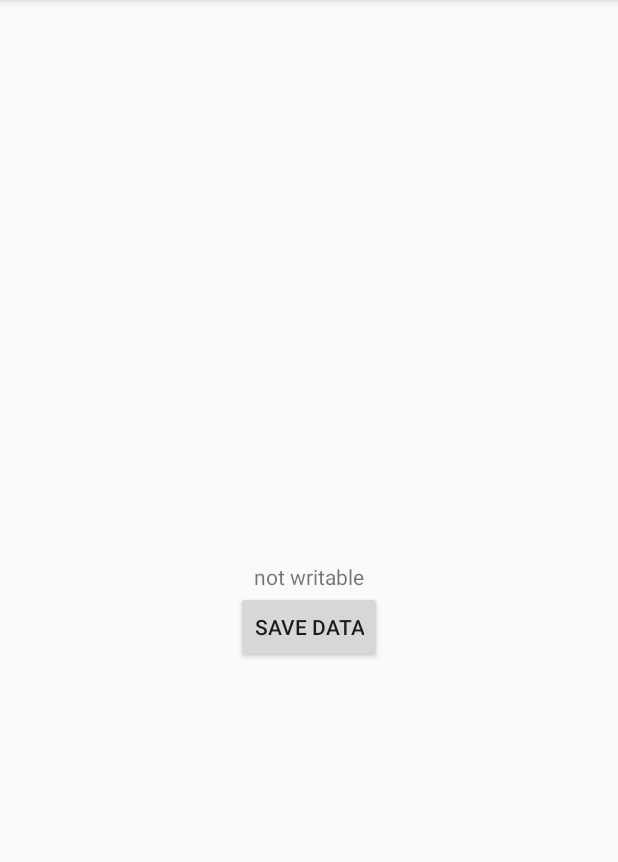
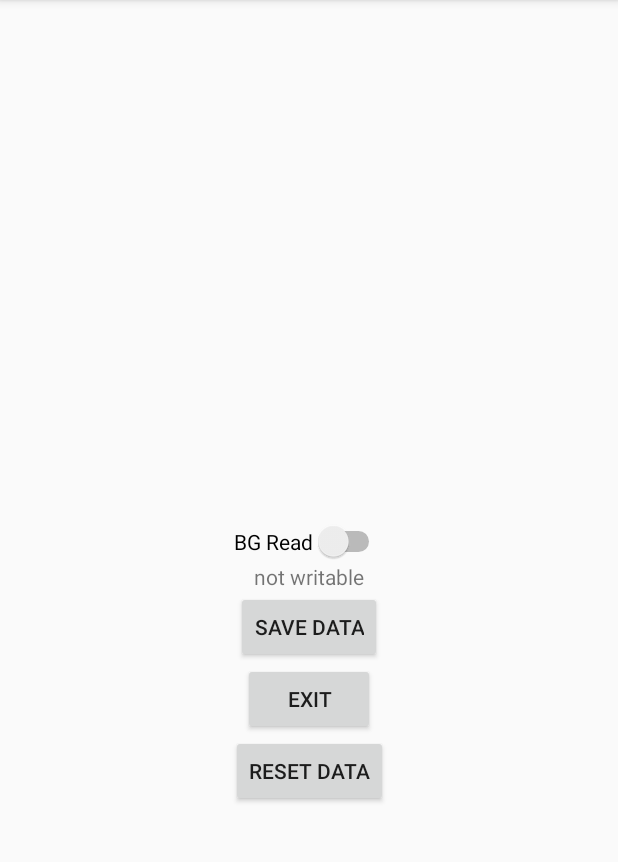
Before and after one commit to jerryliu3/HealthTracker, an Android app: the screen it shows after launch (MainActivity), after a tap on "SAVE DATA", on a phone screen of 412 x 824 dp, the part 84-946 px from its top. Run offline under Robolectric (Android 15) with nearby library versions, the phone set to English and light mode, and no system bars; 7 statements that could not run were skipped.

Commit message:
Add toggling of service and data reset

```diff
--- a/mobile/src/main/java/com/example/jerry/HealthTracker/MainActivity.java
+++ b/mobile/src/main/java/com/example/jerry/HealthTracker/MainActivity.java
@@ -9,6 +9,9 @@ import android.support.v7.app.AppCompatActivity;
 import android.os.Bundle;
 import android.util.Log;
 import android.view.View;
+import android.widget.Button;
+import android.widget.CompoundButton;
+import android.widget.Switch;
 import android.widget.TextView;
 
 import com.google.android.gms.common.api.GoogleApiClient;
@@ -28,7 +31,7 @@ import java.util.Iterator;
 import java.util.List;
 import java.util.concurrent.TimeUnit;
 
-public class MainActivity extends AppCompatActivity implements MessageClient.OnMessageReceivedListener, DataClient.OnDataChangedListener {
+public class MainActivity extends AppCompatActivity implements MessageClient.OnMessageReceivedListener, DataClient.OnDataChangedListener{
     private static final long CONNECTION_TIME_OUT_MS = 100;
 
     private GoogleApiClient client;
@@ -36,12 +39,30 @@ public class MainActivity extends AppCompatActivity implements MessageClient.OnM
     private static final String TAG = "MainActivity";
     private ArrayList<String> readings;
     TextView main;
+    Button exit;
+    Switch toggleIntent;
+    boolean intentOn = false;
     @Override
     protected void onCreate(Bundle savedInstanceState) {
         super.onCreate(savedInstanceState);
         setContentView(R.layout.activity_main);
         main = (TextView) findViewById(R.id.helloworld);
         readings = new ArrayList<String>();
+        exit = (Button) findViewById(R.id.exit);
+        toggleIntent = (Switch) findViewById(R.id.toggleIntent);
+        toggleIntent.setOnCheckedChangeListener(new CompoundButton.OnCheckedChangeListener() {
+            @Override
+            public void onCheckedChanged(CompoundButton buttonView, boolean isChecked){
+                if(isChecked)
+                {
+                    intentOn = true;
+                }
+                else
+                {
+                    intentOn = false;
+                }
+            }
+        });
         initApi();
         ActivityCompat.requestPermissions(this, new String[]{Manifest.permission.WRITE_EXTERNAL_STORAGE}, 1);
         ActivityCompat.requestPermissions(this, new String[]{Manifest.permission.READ_EXTERNAL_STORAGE}, 1);
@@ -52,6 +73,7 @@ public class MainActivity extends AppCompatActivity implements MessageClient.OnM
         String state = Environment.getExternalStorageState();
         return (Environment.MEDIA_MOUNTED.equals(state));
     }
+
     public void saveData(View view) {
         Log.i("jerry.HealthTracker", "Saving data");
         try {
@@ -75,6 +97,36 @@ public class MainActivity extends AppCompatActivity implements MessageClient.OnM
             for(int x=0;x<readings.size();x++) {
                 writer.append(readings.get(x) + "\n");
             }
+            writer.flush();
+            writer.close();
+            readings = new ArrayList<String>();
+        }
+        catch(Exception e)
+        {
+            e.printStackTrace();
+        }
+    }
+
+    public void resetData(View view) {
+        Log.i("jerry.HealthTracker", "Saving data");
+        try {
+            String externalfilename = "HeartRateData.txt";
+            if (isExternalStorageWritable()) {
+            } else {
+                main.setText("not writable");
+            }
+            File file = Environment.getExternalStorageDirectory();
+            File newFile = new File(file, "Wearable App");
+            if (!newFile.exists()) {
+                newFile.mkdirs();
+            }
+         /*int variable = 0;
+         if(ContextCompat.checkSelfPermission(this, Manifest.permission.WRITE_EXTERNAL_STORAGE) != PackageManager.PERMISSION_GRANTED)
+         {
+            ActivityCompat.requestPermissions(this, new String[]{Manifest.permission.WRITE_EXTERNAL_STORAGE}, variable);
+         }*/
+            File textFile = new File(newFile, externalfilename);
+            FileWriter writer = new FileWriter(textFile, false);
             writer.flush();
             writer.close();
             readings = new ArrayList<String>();
@@ -168,12 +220,16 @@ public class MainActivity extends AppCompatActivity implements MessageClient.OnM
     protected void onUserLeaveHint(){
         onPause();
         Log.i("jerry.HealthTracker", "On user leave hint");
-        Intent intent = new Intent(this, HeartRateIntentService.class);
-        startService(intent);
+        if(intentOn) {
+            Intent intent = new Intent(this, HeartRateIntentService.class);
+            startService(intent);
+        }
         super.onUserLeaveHint();
     }
     public void exit(View view){
-
+        Wearable.getMessageClient(this).removeListener(this);
+        Intent intent = new Intent(this, HeartRateIntentService.class);
+        stopService(intent);
         finish();
     }
 }
--- a/mobile/src/main/res/layout/activity_main.xml
+++ b/mobile/src/main/res/layout/activity_main.xml
@@ -26,4 +26,40 @@
         app:layout_constraintLeft_toLeftOf="parent"
         app:layout_constraintRight_toRightOf="parent" />
 
+    <Switch
+        android:id="@+id/toggleIntent"
+        android:layout_width="wrap_content"
+        android:layout_height="wrap_content"
+        app:layout_constraintBottom_toTopOf="@id/helloworld"
+        app:layout_constraintLeft_toLeftOf="parent"
+        app:layout_constraintRight_toRightOf="parent"
+        android:text="BG Read"
+        android:checked="false"
+        tools:layout_editor_absoluteX="151dp"
+        tools:layout_editor_absoluteY="200dp" />
+
+    <Button
+        android:id="@+id/exit"
+        android:layout_width="wrap_content"
+        android:layout_height="wrap_content"
+        android:text="Exit"
+        android:onClick="exit"
+        app:layout_constraintTop_toBottomOf="@id/save"
+        app:layout_constraintLeft_toLeftOf="parent"
+        app:layout_constraintRight_toRightOf="parent"
+        tools:layout_editor_absoluteX="141dp"
+        tools:layout_editor_absoluteY="325dp" />
+
+    <Button
+        android:id="@+id/reset"
+        android:layout_width="wrap_content"
+        android:layout_height="wrap_content"
+        android:text="Reset Data"
+        android:onClick="resetData"
+        app:layout_constraintTop_toBottomOf="@id/exit"
+        app:layout_constraintLeft_toLeftOf="parent"
+        app:layout_constraintRight_toRightOf="parent"
+        tools:layout_editor_absoluteX="141dp"
+        tools:layout_editor_absoluteY="325dp" />
+
 </android.support.constraint.ConstraintLayout>
--- a/wear/src/main/java/com/example/jerry/HealthTracker/WearIntentService.java
+++ b/wear/src/main/java/com/example/jerry/HealthTracker/WearIntentService.java
@@ -46,13 +46,13 @@ public class WearIntentService extends Service {
         mHeartRateSensor = mSensorManager.getDefaultSensor(Sensor.TYPE_HEART_RATE);
         heartListener = new WearIntentService.heartListener();
         Runnable r = new Runnable() {
-            long futureTime = System.currentTimeMillis() + 5000;
+            long futureTime = System.currentTimeMillis() + 60000;
             @Override
             public void run(){
                 while(!stop){
 
                     if(System.currentTimeMillis() >= futureTime) {
-                        futureTime = System.currentTimeMillis() + 5000;
+                        futureTime = System.currentTimeMillis() + 60000;
                         mSensorManager.registerListener(heartListener, mHeartRateSensor, SensorManager.SENSOR_DELAY_NORMAL);
                     }
                 }
```
Also changed, not shown: wear/src/main/java/com/example/jerry/HealthTracker/MainActivity.java (+35 -2 lines), wear/src/main/res/layout/round_activity_main.xml (+28 -7 lines).
